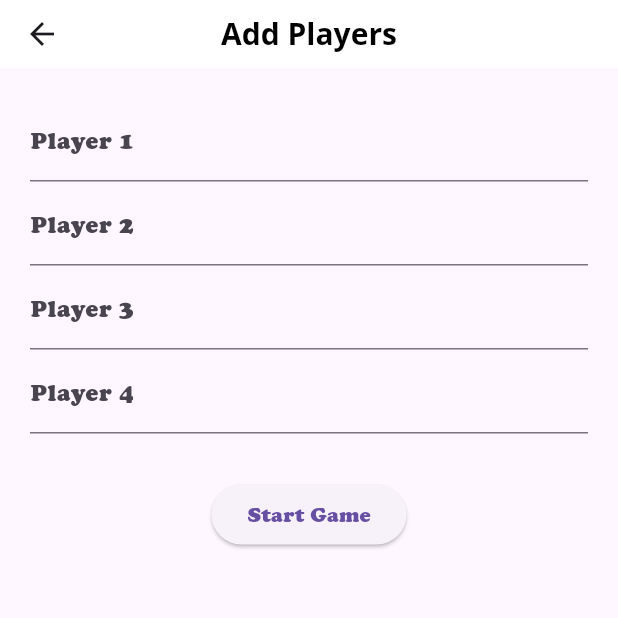
After one commit to Vuyke/Lora, a Flutter app: the screen it shows after launch, after a tap on "Start game", on a phone screen of 412 x 824 dp, the top half of it. The commit adds this screen. Run offline on Flutter 3.47's test engine with Material 3 defaults, Android fonts, the phone set to English and light mode, and no system bars; our stand-ins replace flutter_markdown, google_fonts.

Commit message:
Scaffold abstraction created, code refactored

```diff
--- a/lib/pages/finish_screen.dart
+++ b/lib/pages/finish_screen.dart
@@ -1,7 +1,8 @@
 import 'package:flutter/material.dart';
 import 'package:flutter/services.dart';
-import 'package:lora_app/pages/UIHelpers.dart';
 import 'package:lora_app/pages/players.dart';
+
+import 'scaffold_custom.dart';
 
 class FinishScreen extends StatelessWidget {
   final List<MapEntry<String, int>> players;
@@ -10,8 +11,8 @@ class FinishScreen extends StatelessWidget {
 
   @override
   Widget build(BuildContext context) {
-    return Scaffold(
-      appBar: UIHelpers.buildGameAppBar("Game finished"),
+    return ScaffoldCustom(
+      title: "Game finished",
       body: Center(
         child: Column(
           crossAxisAlignment: CrossAxisAlignment.start,
--- a/lib/pages/game.dart
+++ b/lib/pages/game.dart
@@ -1,9 +1,7 @@
-import 'dart:ffi';
-
 import 'package:flutter/material.dart';
 import 'package:lora_app/pages/finish_screen.dart';
 
-import 'UIHelpers.dart';
+import 'scaffold_custom.dart';
 
 class Game extends StatefulWidget {
   final List<String> playerNames;
@@ -23,8 +21,8 @@ class _GameState extends State<Game> {
 
   @override
   Widget build(BuildContext context) {
-    return Scaffold(
-      appBar: UIHelpers.buildGameAppBar('Game'),
+    return ScaffoldCustom(
+      title: 'Game',
       body: ListView(
         padding: EdgeInsets.all(12),
         children: [
--- a/lib/pages/home.dart
+++ b/lib/pages/home.dart
@@ -1,6 +1,6 @@
 import 'package:flutter/material.dart';
 import 'package:google_fonts/google_fonts.dart';
-import 'package:lora_app/pages/UIHelpers.dart';
+import 'package:lora_app/pages/scaffold_custom.dart';
 import 'package:lora_app/pages/how_to_play.dart';
 import 'package:lora_app/pages/players.dart';
 
@@ -9,8 +9,8 @@ class HomePage extends StatelessWidget {
 
   @override
   Widget build(BuildContext context) {
-    return Scaffold(
-      appBar: UIHelpers.buildGameAppBar('Lora app'),
+    return ScaffoldCustom(
+      title: 'Lora app',
       body: Center(
         child: Column(
           mainAxisAlignment: MainAxisAlignment.center,
--- a/lib/pages/players.dart
+++ b/lib/pages/players.dart
@@ -1,5 +1,5 @@
 import 'package:flutter/material.dart';
-import 'package:lora_app/pages/UIHelpers.dart';
+import 'package:lora_app/pages/scaffold_custom.dart';
 import 'package:lora_app/pages/game.dart';
 
 class Players extends StatefulWidget {
@@ -23,8 +23,8 @@ class _PlayersState extends State<Players> {
 
   @override
   Widget build(BuildContext context) {
-    return Scaffold(
-      appBar: UIHelpers.buildGameAppBar('Add Players'),
+    return ScaffoldCustom(
+      title: 'Add Players',
       body: Padding(
         padding: const EdgeInsets.all(20),
         child: Column(
--- /dev/null
+++ b/lib/pages/scaffold_custom.dart
@@ -0,0 +1,16 @@
+import 'package:flutter/material.dart';
+import 'package:lora_app/pages/ui_helpers.dart';
+
+class ScaffoldCustom extends StatelessWidget {
+  final String title;
+  final Widget body;
+  const ScaffoldCustom({required this.title, required this.body, super.key});
+
+  @override
+  Widget build(BuildContext context) {
+    return Scaffold(
+      appBar: UIHelpers.buildGameAppBar(title),
+      body: body
+    );
+  }
+}
```
Also changed, not shown: lib/pages/how_to_play.dart (+4 -3 lines), lib/pages/ui_helpers.dart (renamed from lib/pages/UIHelpers.dart).
